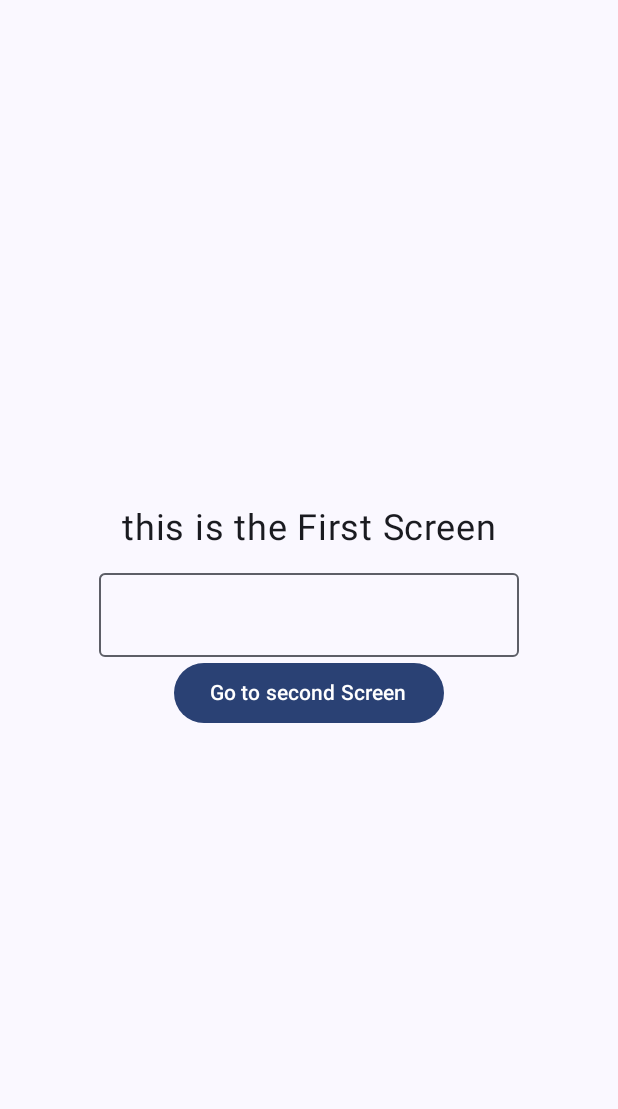
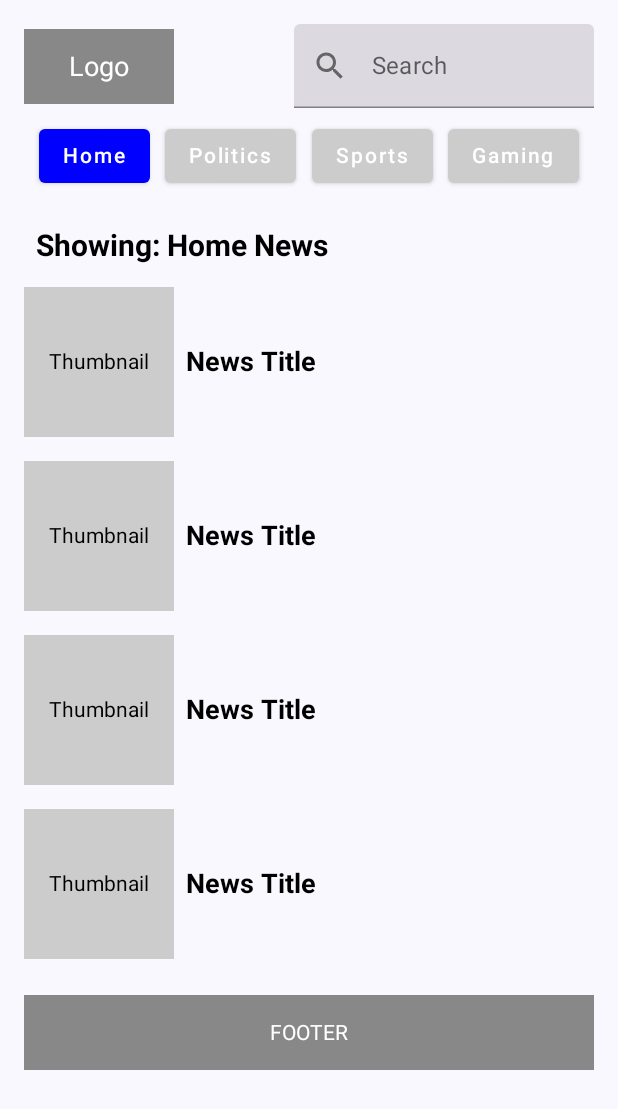
Before and after one commit to Sweetcreeps/NewsApp, an Android app built with Jetpack Compose: the screen it shows after launch (MainActivity), on a phone screen of 412 x 824 dp. Shown: the top 1109 px of the screen. Run offline under Robolectric (Android 15) with nearby library versions, the phone set to English and light mode, and no system bars.

```diff
--- a/app/src/main/java/com/example/newsapp/FirstScreen.kt
+++ b/app/src/main/java/com/example/newsapp/FirstScreen.kt
@@ -1,53 +1,190 @@
 package com.example.newsapp
 
-import androidx.compose.foundation.layout.Arrangement
-import androidx.compose.foundation.layout.Column
-import androidx.compose.foundation.layout.Spacer
-import androidx.compose.foundation.layout.fillMaxSize
-import androidx.compose.foundation.layout.height
-import androidx.compose.foundation.layout.padding
-import androidx.compose.material3.Button
-import androidx.compose.material3.OutlinedTextField
-import androidx.compose.material3.Text
-import androidx.compose.runtime.Composable
-import androidx.compose.runtime.mutableStateOf
-import androidx.compose.runtime.remember
+import androidx.compose.foundation.ExperimentalFoundationApi
+import androidx.compose.foundation.layout.*
+import androidx.compose.foundation.background
+import androidx.compose.foundation.lazy.LazyColumn
+import androidx.compose.foundation.pager.HorizontalPager
+import androidx.compose.foundation.pager.rememberPagerState
+import androidx.compose.material.*
+import androidx.compose.runtime.*
 import androidx.compose.ui.Alignment
 import androidx.compose.ui.Modifier
-import androidx.compose.ui.tooling.preview.Preview
+import androidx.compose.ui.graphics.Color
+import androidx.compose.ui.text.font.FontWeight
 import androidx.compose.ui.unit.dp
 import androidx.compose.ui.unit.sp
+import kotlinx.coroutines.launch
+import androidx.compose.foundation.text.BasicTextField
+import androidx.compose.material.icons.Icons
+import androidx.compose.material.icons.filled.Search
 
+@OptIn(ExperimentalFoundationApi::class)
+@Composable
+fun FirstScreen() {
+    val categories = listOf("Home", "Politics", "Sports", "Gaming")
+    val pagerState = rememberPagerState(pageCount = { categories.size })
+    val coroutineScope = rememberCoroutineScope()
 
-@Composable
-fun FirstScreen(navigationToSecondScreen:(String)->Unit) {
-    val name = remember {
-        mutableStateOf("") }
-
-    Column (
-        modifier = Modifier
-            .fillMaxSize()
-            .padding(16.dp),
-        verticalArrangement = Arrangement.Center,
-        horizontalAlignment = Alignment.CenterHorizontally
-
-    ){
-        Text("this is the First Screen", fontSize = 24.sp)
-        Spacer(modifier = Modifier.height(16.dp))
-        OutlinedTextField(value = name.value, onValueChange = {
-            name.value = it
-        })
-        Button(onClick = {
-            navigationToSecondScreen(name.value)
-        }) {
-            Text("Go to second Screen")
+    Column(modifier = Modifier.fillMaxSize().padding(16.dp)) {
+        // Top Row: Logo & Search Bar
+        Row(
+            modifier = Modifier.fillMaxWidth(),
+            horizontalArrangement = Arrangement.SpaceBetween,
+            verticalAlignment = Alignment.CenterVertically
+        ) {
+            Box(
+                modifier = Modifier
+                    .size(100.dp, 50.dp)
+                    .background(Color.Gray),
+                contentAlignment = Alignment.Center
+            ) {
+                Text(text = "Logo", fontSize = 18.sp, color = Color.White)
+            }
+            TextField(
+                value = "",
+                onValueChange = {},
+                modifier = Modifier.width(200.dp),
+                placeholder = { Text("Search") },
+                leadingIcon = { Icon(Icons.Default.Search, contentDescription = "Search Icon") }
+            )
         }
 
+        Spacer(modifier = Modifier.height(8.dp))
+
+        // Category Tabs
+        Row(
+            modifier = Modifier.fillMaxWidth(),
+            horizontalArrangement = Arrangement.SpaceEvenly
+        ) {
+            categories.forEachIndexed { index, category ->
+                Button(
+                    onClick = {
+                        coroutineScope.launch {
+                            pagerState.animateScrollToPage(index)
+                        }
+                    },
+                    colors = ButtonDefaults.buttonColors(
+                        backgroundColor = if (pagerState.currentPage == index) Color.Blue else Color.LightGray
+                    )
+                ) {
+                    Text(text = category, color = Color.White)
+                }
+            }
+        }
+
+        Spacer(modifier = Modifier.height(16.dp))
+
+        // Horizontal Pager for Each Category
+        HorizontalPager(state = pagerState) { page ->
+            when (page) {
+                0 -> NewsListPage("Home")
+                1 -> NewsListPage("Politics")
+                else -> PlaceholderPage(categories[page])
+            }
+        }
+
+        Spacer(modifier = Modifier.height(16.dp))
+
+        // Footer
+        Box(
+            modifier = Modifier
+                .fillMaxWidth()
+                .height(50.dp)
+                .background(Color.Gray),
+            contentAlignment = Alignment.Center
+        ) {
+            Text(text = "FOOTER", color = Color.White)
+        }
     }
 }
 
-@Preview(showBackground = true)
 @Composable
-fun FirstPreview() {
-    FirstScreen({})
+fun NewsListPage(category: String) {
+    Column {
+        Text(
+            text = "Showing: $category News",
+            fontSize = 20.sp,
+            fontWeight = FontWeight.Bold,
+            modifier = Modifier.padding(8.dp)
+        )
+        LazyColumn {
+            items(4) { _ ->
+                Row(
+                    modifier = Modifier
+                        .fillMaxWidth()
+                        .padding(vertical = 8.dp),
+                    verticalAlignment = Alignment.CenterVertically
+                ) {
+                    Box(
+                        modifier = Modifier
+                            .size(100.dp)
+                            .background(Color.LightGray),
+                        contentAlignment = Alignment.Center
+                    ) {
+                        Text(text = "Thumbnail")
+                    }
+                    Spacer(modifier = Modifier.width(8.dp))
+                    Text(
+                        text = "News Title",
+                        fontSize = 18.sp,
+                        fontWeight = FontWeight.Bold
+                    )
+                }
+            }
+        }
+    }
 }
+
+@Composable
+fun PlaceholderPage(category: String) {
+    Box(modifier = Modifier.fillMaxSize(), contentAlignment = Alignment.Center) {
+        Text(text = "No content for $category yet", fontSize = 20.sp)
+    }
+}
+//@Preview(showBackground = true)
+//@Composable
+//fun PreviewFirstScreen() {
+//    FirstScreen({})
+//}
+
+
+
+
+
+
+
+
+
+//@Composable
+//fun FirstScreen(navigationToSecondScreen:(String)->Unit) {
+//    val name = remember {
+//        mutableStateOf("") }
+//
+//    Column (
+//        modifier = Modifier
+//            .fillMaxSize()
+//            .padding(16.dp),
+//        verticalArrangement = Arrangement.Center,
+//        horizontalAlignment = Alignment.CenterHorizontally
+//
+//    ){
+//        Text("this is the First Screen", fontSize = 24.sp)
+//        Spacer(modifier = Modifier.height(16.dp))
+//        OutlinedTextField(value = name.value, onValueChange = {
+//            name.value = it
+//        })
+//        Button(onClick = {
+//            navigationToSecondScreen(name.value)
+//        }) {
+//            Text("Go to second Screen")
+//        }
+//
+//    }
+//}
+//
+//@Preview(showBackground = true)
+//@Composable
+//fun FirstPreview() {
+//    FirstScreen({})
+//}
--- a/app/src/main/java/com/example/newsapp/MainActivity.kt
+++ b/app/src/main/java/com/example/newsapp/MainActivity.kt
@@ -5,12 +5,15 @@ import androidx.activity.ComponentActivity
 import androidx.activity.compose.setContent
 import androidx.activity.enableEdgeToEdge
 import androidx.activity.result.contract.ActivityResultContracts.PickVisualMedia.DefaultTab.AlbumsTab.value
+import androidx.compose.foundation.ExperimentalFoundationApi
 import androidx.compose.foundation.layout.Arrangement
 import androidx.compose.foundation.layout.Column
 import androidx.compose.foundation.layout.Spacer
 import androidx.compose.foundation.layout.fillMaxSize
 import androidx.compose.foundation.layout.height
 import androidx.compose.foundation.layout.padding
+import androidx.compose.foundation.pager.HorizontalPager
+import androidx.compose.foundation.pager.rememberPagerState
 import androidx.compose.material3.Button
 import androidx.compose.material3.MaterialTheme
 import androidx.compose.material3.OutlinedTextField
@@ -20,6 +23,7 @@ import androidx.compose.material3.Text
 import androidx.compose.runtime.Composable
 import androidx.compose.runtime.mutableStateOf
 import androidx.compose.runtime.remember
+import androidx.compose.runtime.rememberCoroutineScope
 import androidx.compose.ui.Alignment
 import androidx.compose.ui.Modifier
 import androidx.compose.ui.tooling.preview.Preview
@@ -29,6 +33,7 @@ import androidx.navigation.compose.NavHost
 import androidx.navigation.compose.composable
 import androidx.navigation.compose.rememberNavController
 import com.example.newsapp.ui.theme.NewsAppTheme
+import kotlinx.coroutines.launch
 
 class MainActivity : ComponentActivity() {
     override fun onCreate(savedInstanceState: Bundle?) {
@@ -48,20 +53,28 @@ class MainActivity : ComponentActivity() {
 }
 
 
+@OptIn(ExperimentalFoundationApi::class)
 @Composable
-fun MyApp(){
-    val navController = rememberNavController()
-    NavHost(navController = navController, startDestination = "FirstScreen") {
-        composable("FirstScreen") {
-            FirstScreen{name->
-                navController.navigate("SecondScreen/$name")
-            }
-        }
-        composable("SecondScreen/{name}") {
-            val name = it.arguments?.getString("name") ?: "no name"
-            SecondScreen(name){
-                navController.navigate("FirstScreen")
-            }
-        }
-    }
+fun MyApp() {
+    FirstScreen()
 }
+
+
+
+//@Composable
+//fun MyApp(){
+//    val navController = rememberNavController()
+//    NavHost(navController = navController, startDestination = "FirstScreen") {
+//        composable("FirstScreen") {
+//            FirstScreen{name->
+//                navController.navigate("SecondScreen/$name")
+//            }
+//        }
+//        composable("SecondScreen/{name}") {
+//            val name = it.arguments?.getString("name") ?: "no name"
+//            SecondScreen(name){
+//                navController.navigate("FirstScreen")
+//            }
+//        }
+//    }
+//}
```
